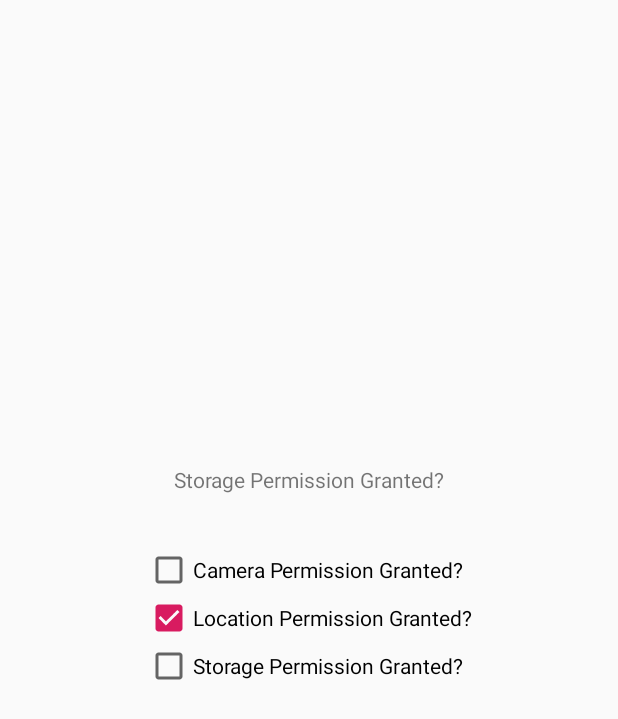
After one commit to HSLU-BaumannWicki/PAWI_HS18-AR_Buildings, an Android app: the CheckPermissionAndShowError screen opened directly, with no data from a screen before it, on a phone screen of 412 x 824 dp. The commit adds this screen. Shown: the top 719 px of the screen. Run offline under Robolectric (Android 15) with nearby library versions, the phone set to English and light mode, and no system bars.

Commit message:
Added new Activity

```diff
--- a/app/build.gradle
+++ b/app/build.gradle
@@ -26,8 +26,10 @@ dependencies {
     implementation fileTree(include: ['*.jar'], dir: 'libs')
     implementation 'com.android.support:appcompat-v7:28.0.0'
     implementation 'com.android.support.constraint:constraint-layout:1.1.3'
+    implementation 'com.android.support:design:28.0.0'
     testImplementation 'junit:junit:4.12'
     androidTestImplementation 'com.android.support.test:runner:1.0.2'
     androidTestImplementation 'com.android.support.test.espresso:espresso-core:3.0.2'
     implementation project(':KudanAR')
+    implementation 'android.arch.navigation:navigation-fragment:1.0.0-alpha06'
 }
--- /dev/null
+++ b/app/src/main/java/eu/kudan/ar/CheckPermissionAndShowError.java
@@ -0,0 +1,96 @@
+package eu.kudan.ar;
+
+import android.Manifest;
+import android.app.LauncherActivity;
+import android.content.Intent;
+import android.content.pm.PackageManager;
+import android.support.v4.app.ActivityCompat;
+import android.support.v4.content.ContextCompat;
+import android.support.v7.app.AppCompatActivity;
+import android.os.Bundle;
+import android.util.Log;
+import android.widget.CheckBox;
+
+public class CheckPermissionAndShowError extends AppCompatActivity {
+    private static final int MY_PERMISSIONS_REQUEST_TO_ACCESS_FINE_LOCATION = 1;
+    private static final int MY_PERMISSIONS_REQUEST_TO_ACCESS_CAMERA = 2;
+    private static final int MY_PERMISSIONS_REQUEST_TO_ACCESS_STORAGE = 3;
+
+    @Override
+    protected void onCreate(Bundle savedInstanceState) {
+        super.onCreate(savedInstanceState);
+        setContentView(R.layout.activity_check_permission_and_show_error);
+    }
+
+    @Override
+    protected void onStart() {
+        super.onStart();
+
+        this.checkThisActivityPermisionFor(Manifest.permission.ACCESS_FINE_LOCATION,
+                MY_PERMISSIONS_REQUEST_TO_ACCESS_FINE_LOCATION, R.id.location_permission_checkbox);
+        this.checkThisActivityPermisionFor(Manifest.permission.WRITE_EXTERNAL_STORAGE,
+                MY_PERMISSIONS_REQUEST_TO_ACCESS_STORAGE, R.id.storage_permission_checkbox);
+        this.checkThisActivityPermisionFor(Manifest.permission.CAMERA,
+                MY_PERMISSIONS_REQUEST_TO_ACCESS_CAMERA, R.id.camera_permission_checkbox);
+        this.startActivityIfAllChecked();
+
+    }
+
+    private void checkThisActivityPermisionFor(String systemPermissionIdentifier, int myPermissionID, int checkboxID){
+        if (ContextCompat.checkSelfPermission(this,systemPermissionIdentifier) != PackageManager.PERMISSION_GRANTED) {
+            this.unsetCheckedForCheckboxID(checkboxID);
+            ActivityCompat.requestPermissions(this, new String[]{systemPermissionIdentifier}, myPermissionID);
+        } else {
+            this.setCheckedForCheckboxID(R.id.location_permission_checkbox);
+            Log.d("Debug", "Permission should already be granted");
+        }
+    }
+
+    @Override
+    public void onRequestPermissionsResult(int requestCode,
+                                           String permissions[], int[] grantResults){
+        switch (requestCode) {
+            case MY_PERMISSIONS_REQUEST_TO_ACCESS_FINE_LOCATION: {
+                this.setCheckedIfPermissionWasGranted(R.id.location_permission_checkbox, grantResults);
+            }
+            case MY_PERMISSIONS_REQUEST_TO_ACCESS_CAMERA: {
+                this.setCheckedIfPermissionWasGranted(R.id.camera_permission_checkbox, grantResults);
+            }
+            case MY_PERMISSIONS_REQUEST_TO_ACCESS_STORAGE: {
+                this.setCheckedIfPermissionWasGranted(R.id.storage_permission_checkbox, grantResults);
+            }
+        }
+        startActivityIfAllChecked();
+    }
+
+    private void startActivityIfAllChecked() {
+        if(isChecked(R.id.camera_permission_checkbox) && isChecked(R.id.location_permission_checkbox) && isChecked(R.id.storage_permission_checkbox)){
+            Intent startARActivityIntent = new Intent(this, ARMainActivity.class);
+            this.startActivity(startARActivityIntent);
+        }
+    }
+
+    private void setCheckedIfPermissionWasGranted(int checkboxID, int[] grantResults){
+        if (grantResults.length > 0
+            && grantResults[0] == PackageManager.PERMISSION_GRANTED) {
+            this.setCheckedForCheckboxID(checkboxID);
+        } else {
+            this.unsetCheckedForCheckboxID(checkboxID);
+        }
+    }
+
+    private void setCheckedForCheckboxID(int checkboxID){
+        CheckBox checkbox = findViewById(checkboxID);
+        checkbox.setChecked(true);
+    }
+
+    private void unsetCheckedForCheckboxID(int checkboxID){
+        CheckBox checkbox = findViewById(checkboxID);
+        checkbox.setChecked(false);
+    }
+
+    private boolean isChecked(int checkboxID){
+        CheckBox checkbox = findViewById(checkboxID);
+        return checkbox.isChecked();
+    }
+}
--- /dev/null
+++ b/app/src/main/res/layout/activity_check_permission_and_show_error.xml
@@ -0,0 +1,64 @@
+<?xml version="1.0" encoding="utf-8"?>
+<android.support.constraint.ConstraintLayout xmlns:android="http://schemas.android.com/apk/res/android"
+    xmlns:app="http://schemas.android.com/apk/res-auto"
+    xmlns:tools="http://schemas.android.com/tools"
+    android:layout_width="match_parent"
+    android:layout_height="match_parent"
+    tools:context=".CheckPermissionAndShowError">
+
+    <LinearLayout
+        android:id="@+id/linearLayout"
+        android:layout_width="wrap_content"
+        android:layout_height="wrap_content"
+        android:layout_marginStart="8dp"
+        android:layout_marginTop="8dp"
+        android:layout_marginEnd="8dp"
+        android:layout_marginBottom="8dp"
+        android:orientation="vertical"
+        app:layout_constraintBottom_toBottomOf="parent"
+        app:layout_constraintEnd_toEndOf="parent"
+        app:layout_constraintStart_toStartOf="parent"
+        app:layout_constraintTop_toTopOf="parent">
+
+        <CheckBox
+            android:id="@+id/camera_permission_checkbox"
+            android:layout_width="wrap_content"
+            android:layout_height="wrap_content"
+            android:checked="false"
+            android:clickable="false"
+            android:text="@string/camera_permission_check"
+            tools:layout_editor_absoluteX="8dp" />
+
+        <CheckBox
+            android:id="@+id/location_permission_checkbox"
+            android:layout_width="wrap_content"
+            android:layout_height="wrap_content"
+            android:checked="false"
+            android:clickable="false"
+            android:text="@string/location_permission_check"
+            tools:layout_editor_absoluteX="8dp"
+            tools:layout_editor_absoluteY="32dp" />
+
+        <CheckBox
+            android:id="@+id/storage_permission_checkbox"
+            android:layout_width="wrap_content"
+            android:layout_height="wrap_content"
+            android:checked="false"
+            android:clickable="false"
+            android:text="@string/storage_permission_check"
+            tools:layout_editor_absoluteX="189dp"
+            tools:layout_editor_absoluteY="64dp" />
+    </LinearLayout>
+
+    <TextView
+        android:id="@+id/titleForPermission"
+        android:layout_width="wrap_content"
+        android:layout_height="wrap_content"
+        android:text="@string/information_title_about_permission"
+        app:layout_constraintBottom_toTopOf="@+id/linearLayout"
+        app:layout_constraintEnd_toEndOf="parent"
+        app:layout_constraintStart_toStartOf="parent"
+        app:layout_constraintTop_toTopOf="parent"
+        app:layout_constraintVertical_bias="0.9" />
+
+</android.support.constraint.ConstraintLayout>
--- a/app/src/main/res/layout/activity_main.xml
+++ b/app/src/main/res/layout/ar_main_activity.xml
@@ -4,7 +4,7 @@
     xmlns:tools="http://schemas.android.com/tools"
     android:layout_width="match_parent"
     android:layout_height="match_parent"
-    tools:context=".MainActivity">
+    tools:context=".ARMainActivity">
 
     <TextView
         android:layout_width="wrap_content"
--- /dev/null
+++ b/app/src/main/res/values/dimens.xml
@@ -0,0 +1,3 @@
+<resources>
+    <dimen name="fab_margin">16dp</dimen>
+</resources>
--- a/app/src/main/res/values/strings.xml
+++ b/app/src/main/res/values/strings.xml
@@ -1,3 +1,9 @@
 <resources>
-    <string name="app_name">AR_Buildings</string>
+    <string name="app_name">AR_Buildings2</string>
+    <string name="title_activity_android_permission_check">AndroidPermissionCheck</string>
+    <string name="location_permission_check">Location Permission Granted?</string>
+    <string name="camera_permission_check">Camera Permission Granted?</string>
+    <string name="storage_permission_check">Storage Permission Granted?</string>
+    <string name="information_title_about_permission">Storage Permission Granted?</string>
+    <string name="title_activity_main_activitytest">MainActivitytest</string>
 </resources>
--- a/app/src/main/res/values/styles.xml
+++ b/app/src/main/res/values/styles.xml
@@ -1,11 +1,20 @@
 <resources>
 
     <!-- Base application theme. -->
-    <style name="AppTheme" parent="Theme.AppCompat.Light.DarkActionBar">
+    <style name="AppTheme" parent="Theme.AppCompat.Light">
         <!-- Customize your theme here. -->
         <item name="colorPrimary">@color/colorPrimary</item>
         <item name="colorPrimaryDark">@color/colorPrimaryDark</item>
         <item name="colorAccent">@color/colorAccent</item>
     </style>
 
+    <style name="AppTheme.NoActionBar">
+        <item name="windowActionBar">false</item>
+        <item name="windowNoTitle">true</item>
+    </style>
+
+    <style name="AppTheme.AppBarOverlay" parent="ThemeOverlay.AppCompat.Dark.ActionBar" />
+
+    <style name="AppTheme.PopupOverlay" parent="ThemeOverlay.AppCompat.Light" />
+
 </resources>
```
Also changed, not shown: app/src/main/AndroidManifest.xml (+7 -6 lines), app/src/main/java/eu/kudan/ar/ARMainActivity.java (renamed from app/src/main/java/eu/kudan/ar/MainActivity.java, +34 -3 lines), app/src/main/assets/CowTarget.png (added), app/src/main/assets/concrete.jpg (added), 1 other file.
